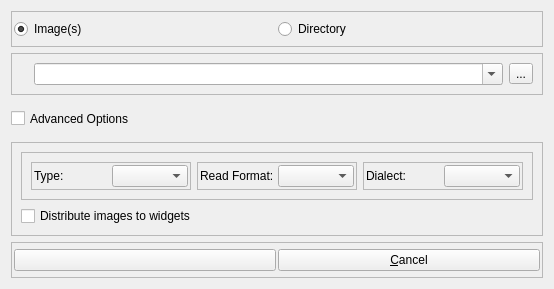
Before: the Qt Designer form forms/fileOpenWidget.ui in isis-group/vast, drawn with Qt 5.
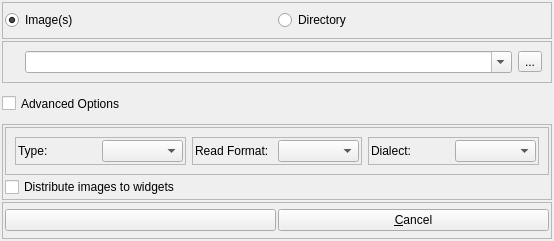
After: the same form once the commit is applied.

What changed in the file:
```diff
--- a/forms/fileOpenWidget.ui
+++ b/forms/fileOpenWidget.ui
@@ -7,13 +7,25 @@
     <x>0</x>
     <y>0</y>
     <width>554</width>
-    <height>289</height>
+    <height>241</height>
    </rect>
   </property>
+  <property name="sizePolicy">
+   <sizepolicy hsizetype="Minimum" vsizetype="Minimum">
+    <horstretch>0</horstretch>
+    <verstretch>0</verstretch>
+   </sizepolicy>
+  </property>
   <property name="windowTitle">
    <string>Open Image(s)</string>
   </property>
   <layout class="QVBoxLayout" name="verticalLayout">
+   <property name="spacing">
+    <number>2</number>
+   </property>
+   <property name="margin">
+    <number>2</number>
+   </property>
    <item>
     <widget class="QFrame" name="frame_2">
      <property name="sizePolicy">
@@ -94,6 +106,9 @@
         <property name="editable">
          <bool>true</bool>
         </property>
+        <property name="insertPolicy">
+         <enum>QComboBox::NoInsert</enum>
+        </property>
        </widget>
       </item>
       <item>
@@ -134,8 +149,23 @@
       <enum>QFrame::Raised</enum>
      </property>
      <layout class="QVBoxLayout" name="verticalLayout_2">
+      <property name="spacing">
+       <number>2</number>
+      </property>
+      <property name="sizeConstraint">
+       <enum>QLayout::SetMinimumSize</enum>
+      </property>
+      <property name="margin">
+       <number>2</number>
+      </property>
       <item>
        <widget class="QFrame" name="frame_4">
+        <property name="sizePolicy">
+         <sizepolicy hsizetype="Preferred" vsizetype="Minimum">
+          <horstretch>0</horstretch>
+          <verstretch>0</verstretch>
+         </sizepolicy>
+        </property>
         <property name="frameShape">
          <enum>QFrame::StyledPanel</enum>
         </property>
@@ -232,6 +262,12 @@
       </item>
       <item>
        <widget class="QCheckBox" name="distributeCheck">
+        <property name="sizePolicy">
+         <sizepolicy hsizetype="Minimum" vsizetype="Minimum">
+          <horstretch>0</horstretch>
+          <verstretch>0</verstretch>
+         </sizepolicy>
+        </property>
         <property name="text">
          <string>Distribute images to widgets</string>
         </property>
@@ -257,6 +293,12 @@
       </property>
       <item>
        <widget class="QPushButton" name="openSaveButton">
+        <property name="sizePolicy">
+         <sizepolicy hsizetype="Minimum" vsizetype="Fixed">
+          <horstretch>0</horstretch>
+          <verstretch>0</verstretch>
+         </sizepolicy>
+        </property>
         <property name="text">
          <string/>
         </property>
@@ -264,6 +306,12 @@
       </item>
       <item>
        <widget class="QPushButton" name="cancelButton">
+        <property name="sizePolicy">
+         <sizepolicy hsizetype="Minimum" vsizetype="Fixed">
+          <horstretch>0</horstretch>
+          <verstretch>0</verstretch>
+         </sizepolicy>
+        </property>
         <property name="text">
          <string>&amp;Cancel</string>
         </property>
```
